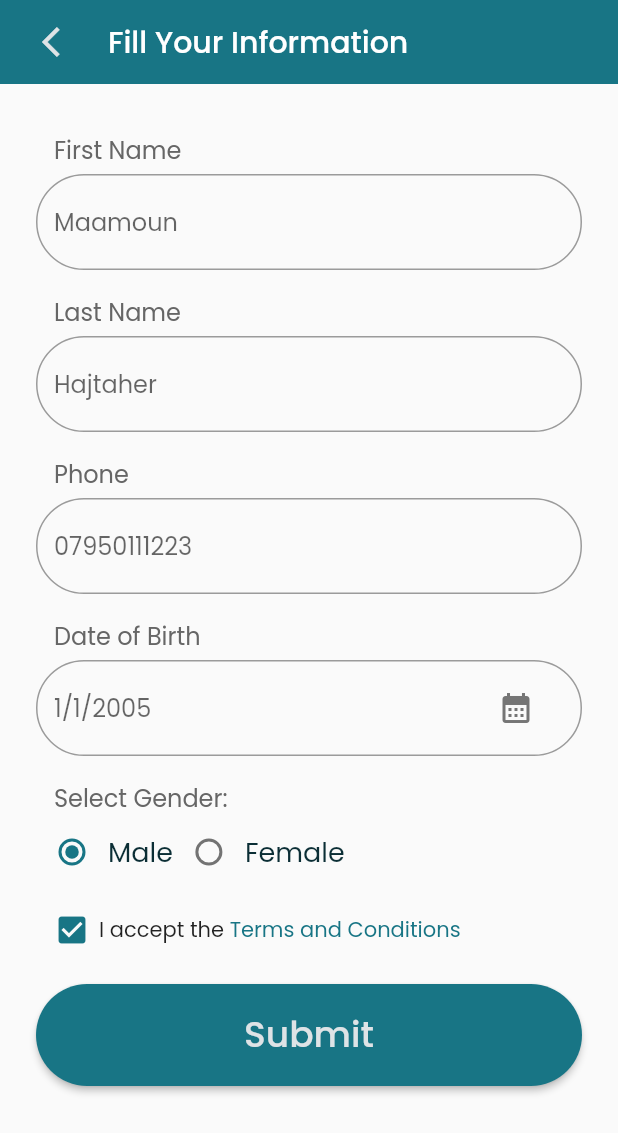
After one commit to RashadGhassan/ToDo-List-Project, a Flutter app: the InfoRegistrationPage screen opened by its route, on a phone screen of 412 x 824 dp. The commit adds this screen. Shown: the top 1133 px of the screen. Run offline on Flutter 3.47's test engine with Material 2 defaults, Android fonts, the phone set to English and light mode, and no system bars; our stand-ins replace flutter_svg.

Commit message:
info_registration completed

```diff
--- a/lib/main.dart
+++ b/lib/main.dart
@@ -1,6 +1,7 @@
 import 'package:flutter/material.dart';
 import 'package:flutter/services.dart';
 import 'package:to_do_list/screens/login_screen.dart';
+import 'package:to_do_list/screens/register_info_screen.dart';
 import 'package:to_do_list/screens/register_screen.dart';
 import 'package:to_do_list/screens/welcome_screen.dart';
 
@@ -29,6 +30,7 @@ class MyApp extends StatelessWidget {
         "/welcomePage": (context) => WelcomePage(),
         "/loginPage": (context) => LoginPage(),
         "/registrationPage": (context) => RegistrationPage(),
+        "/infoRegistrationPage": (context) => InfoRegistrationPage(),
       },
     );
   }
--- a/lib/screens/login_screen.dart
+++ b/lib/screens/login_screen.dart
@@ -150,11 +150,6 @@ class _FormLayoutState extends State<FormLayout> {
                   if (value!.isEmpty) {
                     return "Field Required!";
                   }
-                  RegExp regex = RegExp(
-                      r'^(?=.*?[A-Z])(?=.*?[a-z])(?=.*?[0-9])(?=.*?[!@#\$&*~]).{8,}$');
-                  if (!regex.hasMatch(value)) {
-                    return "Invalid Password!";
-                  }
                 },
                 keyboardType: TextInputType.visiblePassword,
                 obscureText: !_passwordVisible,
@@ -216,7 +211,7 @@ class LoginButton extends StatelessWidget {
         onPressed: () {
           if (_formKey.currentState!.validate()) {
             var sb = const SnackBar(
-              content: Text("Logged In"),
+              content: Text("Login Successful!"),
               backgroundColor: Colors.green,
               duration: Duration(seconds: 2),
               padding: EdgeInsets.symmetric(vertical: 4, horizontal: 16),
--- /dev/null
+++ b/lib/screens/register_info_screen.dart
@@ -0,0 +1,341 @@
+import 'package:flutter/material.dart';
+import 'package:flutter_svg/flutter_svg.dart';
+
+class InfoRegistrationPage extends StatelessWidget {
+  const InfoRegistrationPage({super.key});
+
+  @override
+  Widget build(BuildContext context) {
+    return Scaffold(
+      appBar: AppBar(
+        title: Text("Fill Your Information"),
+        elevation: 0,
+        backgroundColor: Color(0xff187585),
+        leading: Padding(
+          padding: const EdgeInsets.only(left: 12.0),
+          child: ElevatedButton(
+            child: Icon(
+              Icons.arrow_back_ios,
+              color: Color(0xffdee3e6),
+              grade: 20,
+            ),
+            onPressed: () {
+              Navigator.pop(context);
+            },
+            style: ElevatedButton.styleFrom(
+                elevation: 0,
+                backgroundColor: Colors.transparent,
+                shadowColor: Colors.transparent),
+          ),
+        ),
+      ),
+      body: InfoRegistration(),
+    );
+  }
+}
+
+class InfoRegistration extends StatefulWidget {
+  const InfoRegistration({super.key});
+
+  @override
+  State<InfoRegistration> createState() => _InfoRegistrationState();
+}
+
+class _InfoRegistrationState extends State<InfoRegistration> {
+  var _formKey = GlobalKey<FormState>();
+  bool check = true;
+  //changed dateTime variable
+  dynamic _dayTime = "1/1/2005";
+
+  //changed dateTime function
+  void _showDatePicker() {
+    showDatePicker(
+      context: context,
+      initialDate: DateTime(2005),
+      firstDate: DateTime(1923),
+      lastDate: DateTime.utc(2005, 12, 31),
+      errorInvalidText: "Invalid Date",
+    ).then((value) {
+      setState(() {
+        _dayTime =
+            "${value!.day.toString()}/${value.month.toString()}/${value.year.toString()}";
+      });
+    });
+  }
+
+  @override
+  Widget build(BuildContext context) {
+    return Form(
+      key: _formKey,
+      child: ListView(
+        children: [
+          Padding(
+            padding: EdgeInsets.only(left: 24.0, right: 24.0, top: 32.0),
+            child: Column(
+              children: [
+                Column(
+                  crossAxisAlignment: CrossAxisAlignment.start,
+                  children: [
+                    Padding(
+                      padding: const EdgeInsets.only(bottom: 4.0, left: 12),
+                      child: Text(
+                        "First Name",
+                        style: TextStyle(
+                          color: Color(0xff666666),
+                          fontSize: 16,
+                          // fontWeight: FontWeight.w600,
+                        ),
+                      ),
+                    ),
+                    TextFormField(
+                      validator: (value) {
+                        if (value!.isEmpty) {
+                          return "Field Required!";
+                        }
+                      },
+                      decoration: InputDecoration(
+                        //hintText: "Enter your name", // this goes away when writing
+                        //labelText: "Enter your name", // this goes to the top
+                        hintText: "Maamoun",
+                        border: OutlineInputBorder(
+                          borderRadius: BorderRadius.all(Radius.circular(50)),
+                        ),
+                      ),
+                    ),
+                  ],
+                ),
+                SizedBox(
+                  height: 16,
+                ),
+                Column(
+                  crossAxisAlignment: CrossAxisAlignment.start,
+                  children: [
+                    Padding(
+                      padding: const EdgeInsets.only(bottom: 4.0, left: 12),
+                      child: Text(
+                        "Last Name",
+                        style: TextStyle(
+                          color: Color(0xff666666),
+                          fontSize: 16,
+                          // fontWeight: FontWeight.w600,
+                        ),
+                      ),
+                    ),
+                    TextFormField(
+                      validator: (value) {
+                        if (value!.isEmpty) {
+                          return "Field Required!";
+                        }
+                      },
+                      decoration: InputDecoration(
+                        hintText: "Hajtaher",
+                        border: OutlineInputBorder(
+                          borderRadius: BorderRadius.all(Radius.circular(50)),
+                        ),
+                      ),
+                    ),
+                  ],
+                ),
+                SizedBox(height: 16),
+                Column(
+                  crossAxisAlignment: CrossAxisAlignment.start,
+                  children: [
+                    Padding(
+                      padding: const EdgeInsets.only(bottom: 4.0, left: 12),
+                      child: Text(
+                        "Phone",
+                        style: TextStyle(
+                          color: Color(0xff666666),
+                          fontSize: 16,
+                          // fontWeight: FontWeight.w600,
+                        ),
+                      ),
+                    ),
+                    TextFormField(
+                      validator: (value) {
+                        if (value!.isEmpty) {
+                          return "Field Required!";
+                        }
+                        RegExp regex = RegExp(r'^(?=.*?[0-9])$');
+                        if (!regex.hasMatch(value) || value.length != 10) {
+                          return 'Invalid Phone Number';
+                        }
+                      },
+                      keyboardType: TextInputType.number,
+                      decoration: InputDecoration(
+                        hintText: "07950111223",
+                        border: OutlineInputBorder(
+                          borderRadius: BorderRadius.all(Radius.circular(50)),
+                        ),
+                      ),
+                    ),
+                  ],
+                ),
+                SizedBox(height: 16),
+                Column(
+                  crossAxisAlignment: CrossAxisAlignment.start,
+                  children: [
+                    Padding(
+                      padding: const EdgeInsets.only(bottom: 4.0, left: 12),
+                      child: Text(
+                        "Date of Birth",
+                        style: TextStyle(
+                          color: Color(0xff666666),
+                          fontSize: 16,
+                          // fontWeight: FontWeight.w600,
+                        ),
+                      ),
+                    ),
+                    TextFormField(
+                      validator: (value) {
+                        if (value!.isEmpty) {
+                          return "Field Required!";
+                        }
+                      },
+                      readOnly: true,
+                      decoration: InputDecoration(
+                        suffixIcon: MaterialButton(
+                          child: Icon(
+                            Icons.calendar_month,
+                            color: Colors.grey[600],
+                          ),
+                          onPressed: _showDatePicker,
+                        ),
+                        hintText: _dayTime,
+                        border: OutlineInputBorder(
+                          borderRadius: BorderRadius.all(Radius.circular(50)),
+                        ),
+                      ),
+                    ),
+                  ],
+                ),
+                SizedBox(height: 16),
+                RadioRow(),
+                SizedBox(height: 16),
+                Padding(
+                  padding: const EdgeInsets.only(left: 12.0),
+                  child: Row(
+                    children: [
+                      Icon(
+                        Icons.check_box,
+                        color: Color(0xff187585),
+                      ),
+                      SizedBox(width: 6),
+                      Text("I accept the "),
+                      Text(
+                        "Terms and Conditions",
+                        style: TextStyle(color: Color(0xff187585)),
+                      )
+                    ],
+                  ),
+                ),
+              ],
+            ),
+          ),
+          Padding(
+            padding: const EdgeInsets.all(24.0),
+            child: ElevatedButton(
+              style: ElevatedButton.styleFrom(
+                minimumSize: const Size.fromHeight(50),
+                shape: RoundedRectangleBorder(
+                  borderRadius: BorderRadius.circular(50),
+                ),
+              ),
+              onPressed: () {
+                if (_formKey.currentState!.validate()) {
+                  var sb = SnackBar(
+                    content: Text("Logged In"),
+                    backgroundColor: Colors.green,
+                    duration: Duration(seconds: 2),
+                  );
+                  ScaffoldMessenger.of(context).showSnackBar(sb);
+                }
+              },
+              child: Padding(
+                padding: const EdgeInsets.all(16.0),
+                child: Text(
+                  "Submit",
+                  style: TextStyle(
+                    fontSize: 24,
+                    color: Color(0xffdee3e6),
+                    fontWeight: FontWeight.w500,
+                  ),
+                ),
+              ),
+            ),
+          ),
+        ],
+      ),
+    );
+  }
+}
+
+class RadioRow extends StatefulWidget {
+  const RadioRow({Key? key}) : super(key: key);
+
+  @override
+  State<RadioRow> createState() => _RadioRowState();
+}
+
+class _RadioRowState extends State<RadioRow> {
+  dynamic grpValue = Gender.male;
+  @override
+  Widget build(BuildContext context) {
+    return Column(
+      crossAxisAlignment: CrossAxisAlignment.start,
+      children: [
+        Padding(
+          padding: const EdgeInsets.symmetric(horizontal: 12.0),
+          child: const Text(
+            "Select Gender: ",
+            style: TextStyle(
+              color: Color(0xff666666),
+              fontSize: 16,
+              // fontWeight: FontWeight.w600,
+            ),
+          ),
+        ),
+        Row(
+          children: [
+            Radio(
+              activeColor: Color(0xff187585),
+              value: Gender.male,
+              groupValue: grpValue,
+              onChanged: (newValue) {
+                setState(() {
+                  grpValue = newValue!;
+                });
+              },
+            ),
+            const Text(
+              "Male",
+              style: TextStyle(
+                fontSize: 18,
+                color: Color(0xff0b2e35),
+              ),
+            ),
+            Radio(
+              activeColor: Color(0xff187585),
+              value: Gender.female,
+              groupValue: grpValue,
+              onChanged: (newValue) {
+                setState(() {
+                  grpValue = newValue!;
+                });
+              },
+            ),
+            const Text(
+              "Female",
+              style: TextStyle(
+                fontSize: 18,
+                color: Color(0xff0b2e35),
+              ),
+            ),
+          ],
+        ),
+      ],
+    );
+  }
+}
+
+enum Gender { male, female }
--- a/lib/screens/register_screen.dart
+++ b/lib/screens/register_screen.dart
@@ -252,12 +252,7 @@ class RegistrationButton extends StatelessWidget {
       ),
       onPressed: () {
         if (_formKey.currentState!.validate()) {
-          var sb = SnackBar(
-            content: Text("Logged In"),
-            backgroundColor: Colors.green,
-            duration: Duration(seconds: 2),
-          );
-          ScaffoldMessenger.of(context).showSnackBar(sb);
+          Navigator.pushNamed(context, "/infoRegistrationPage");
         }
       },
       child: Padding(
@@ -265,7 +260,7 @@ class RegistrationButton extends StatelessWidget {
         child: Text(
           "Register",
           style: TextStyle(
-            fontSize: 20,
+            fontSize: 24,
             fontWeight: FontWeight.w500,
           ),
         ),
```
